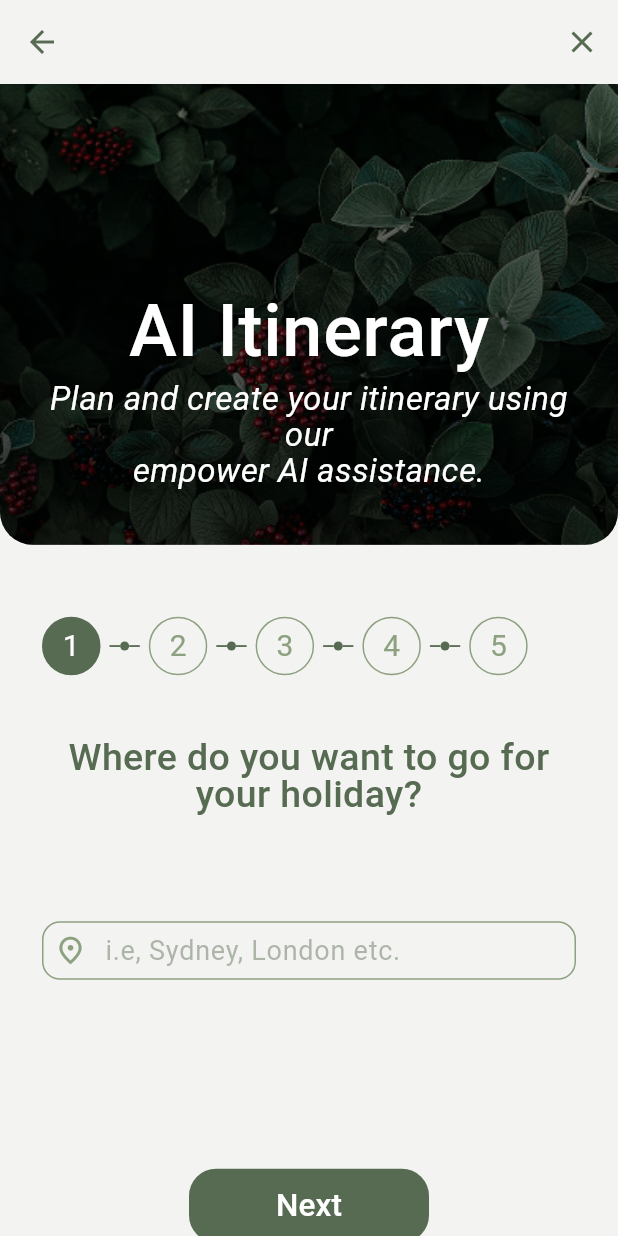
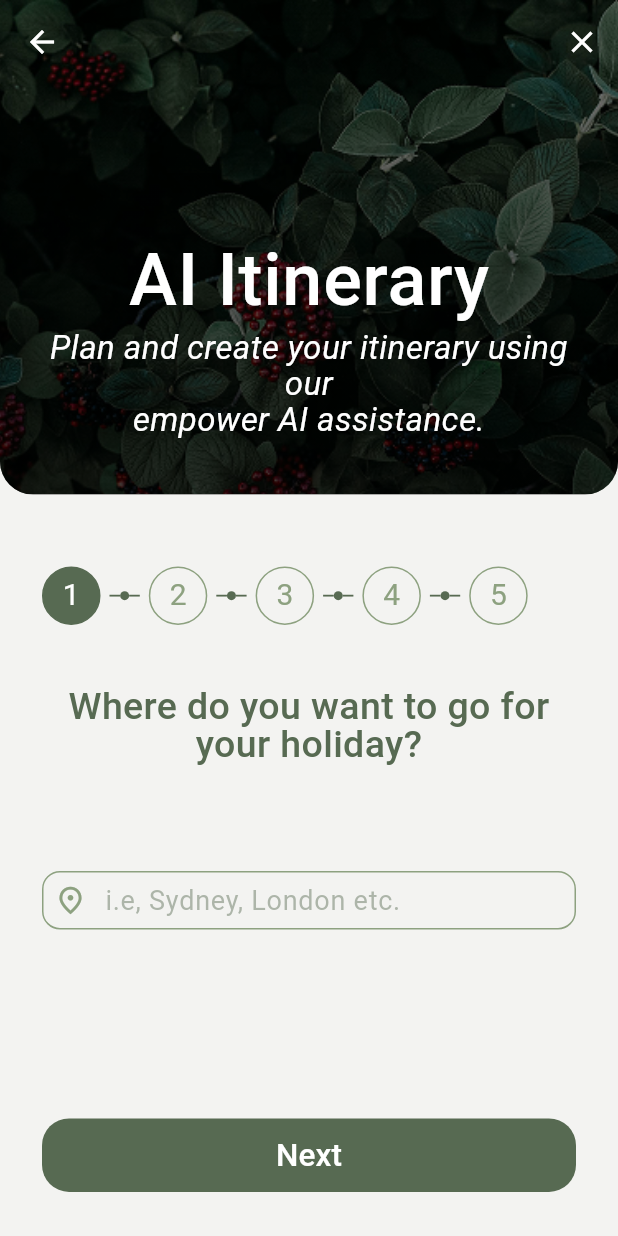
Before and after one commit to sujesh24/SmartTrip-AI, a Flutter app: the screen it shows after launch, on a phone screen of 412 x 824 dp. Run offline on Flutter 3.47's test engine with Material 3 defaults, Android fonts, the phone set to English and light mode, and no system bars.

Commit message:
exception fixed

```diff
--- a/lib/presentation/screen/itinerary_one.dart
+++ b/lib/presentation/screen/itinerary_one.dart
@@ -22,9 +22,13 @@ class _ItineraryOneState extends State<ItineraryOne> {
   @override
   Widget build(BuildContext context) {
     return Scaffold(
+      extendBodyBehindAppBar: true,
       backgroundColor: AppColors.lightBackground,
       appBar: AppBar(
-        backgroundColor: AppColors.lightBackground,
+        backgroundColor: Colors.transparent,
+        surfaceTintColor: Colors.transparent,
+        shadowColor: Colors.transparent,
+        scrolledUnderElevation: 0,
         elevation: 0,
         automaticallyImplyLeading: false,
         leading: IconButton(
@@ -33,12 +37,12 @@ class _ItineraryOneState extends State<ItineraryOne> {
               Navigator.pop(context);
             }
           },
-          icon: const Icon(Icons.arrow_back, color: AppColors.primaryGreen),
+          icon: const Icon(Icons.arrow_back, color: Colors.white),
         ),
         actions: <Widget>[
           IconButton(
             onPressed: () {},
-            icon: const Icon(Icons.close, color: AppColors.primaryGreen),
+            icon: const Icon(Icons.close, color: Colors.white),
           ),
         ],
       ),
@@ -49,43 +53,25 @@ class _ItineraryOneState extends State<ItineraryOne> {
             flex: 60,
             child: Padding(
               padding: const EdgeInsets.symmetric(horizontal: 28),
-              child: SingleChildScrollView(
+              child: ListView(
                 keyboardDismissBehavior:
                     ScrollViewKeyboardDismissBehavior.onDrag,
-                padding: EdgeInsets.only(
-                  bottom: MediaQuery.of(context).viewInsets.bottom + 16,
-                ),
-                child: _ItineraryBody(
-                  destinationController: _destinationController,
-                ),
+                padding: const EdgeInsets.only(top: 48, bottom: 24),
+                children: <Widget>[
+                  const ItineraryStepIndicator(activeStep: 1),
+                  const SizedBox(height: 42),
+                  const _HolidayQuestion(),
+                  const SizedBox(height: 72),
+                  _DestinationInputField(controller: _destinationController),
+                  const SizedBox(height: 120),
+                  const _NextButton(),
+                  const SizedBox(height: 34),
+                ],
               ),
             ),
           ),
         ],
       ),
-    );
-  }
-}
-
-class _ItineraryBody extends StatelessWidget {
-  const _ItineraryBody({required this.destinationController});
-
-  final TextEditingController destinationController;
-
-  @override
-  Widget build(BuildContext context) {
-    return Column(
-      children: <Widget>[
-        const SizedBox(height: 48),
-        const ItineraryStepIndicator(activeStep: 1),
-        const SizedBox(height: 42),
-        const _HolidayQuestion(),
-        const SizedBox(height: 72),
-        _DestinationInputField(controller: destinationController),
-        const SizedBox(height: 120),
-        const _NextButton(),
-        const SizedBox(height: 34),
-      ],
     );
   }
 }
```
